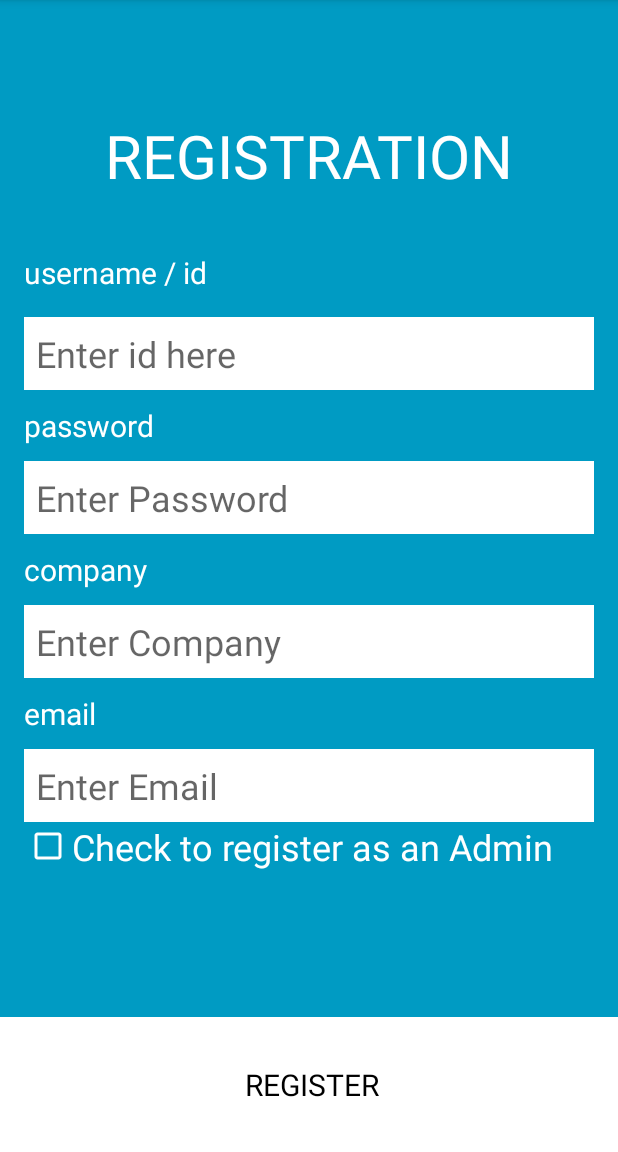
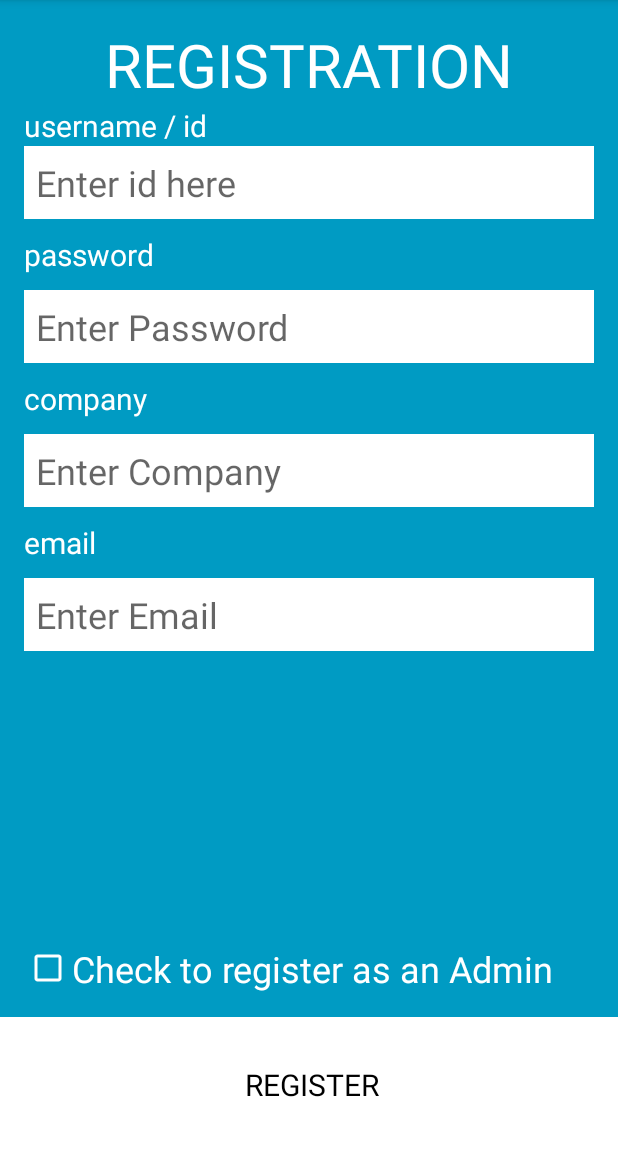
Before and after one commit to botanical/C110Practice, an Android app: the RegisterActivity screen opened directly, with no data from a screen before it, on a phone screen of 412 x 824 dp, the part 84-1236 px from its top. Run offline under Robolectric (Android 15) with nearby library versions, the phone set to English and light mode, and no system bars.

Commit message:
Fixed UI of registration page

```diff
--- a/app/src/main/res/layout/activity_register.xml
+++ b/app/src/main/res/layout/activity_register.xml
@@ -28,17 +28,9 @@
 
         >
 
-        <Space
-            android:layout_width="match_parent"
-            android:layout_height="0dp"
-
-            android:layout_weight="1.48" />
-
         <TextView
             android:layout_width="match_parent"
-            android:layout_height="0dp"
-
-            android:layout_weight="3.59"
+            android:layout_height="wrap_content"
 
             android:gravity="center"
             android:textSize="@dimen/login_page_title_text_size"
@@ -47,9 +39,7 @@
 
         <TextView
             android:layout_width="match_parent"
-            android:layout_height="0dp"
-
-            android:layout_weight="2.19"
+            android:layout_height="wrap_content"
 
             android:gravity="center_vertical|start"
             android:textSize="@dimen/login_page_username_field_label_text_size"
@@ -160,6 +150,14 @@
             android:textColor="@color/app_text"
 
             />
+
+        <Space
+            android:layout_width="match_parent"
+            android:layout_height="0dp"
+            android:layout_weight="3"
+            android:background="@color/login_page_bg"
+            />
+
         <CheckBox
             android:id="@+id/check"
             android:text="Check to register as an Admin"
@@ -170,12 +168,6 @@
             android:textColor="#ffffff"
             android:textSize="@dimen/login_page_username_field_text_size"
             android:buttonTint="#ffffff"/>
-        <Space
-            android:layout_width="match_parent"
-            android:layout_height="0dp"
-            android:layout_weight="3"
-            android:background="@color/login_page_bg"
-            />
     </LinearLayout>
 
 
```
